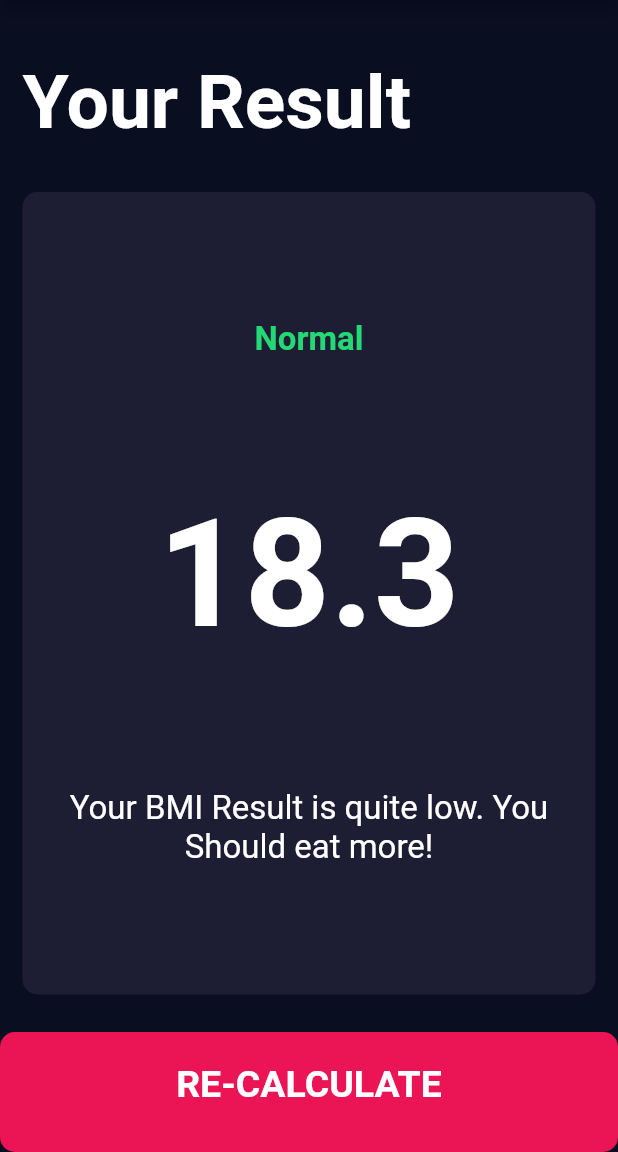
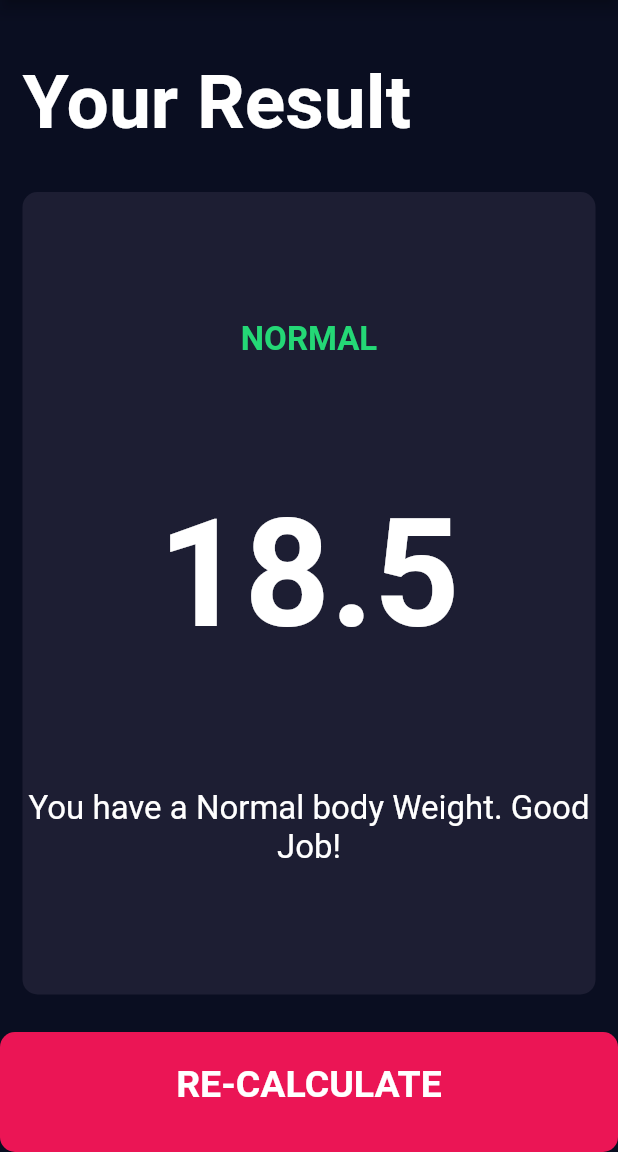
Before and after one commit to Hassanulhaq52/Bmi-Calculator-App, a Flutter app: the screen it shows after launch, after a tap on "CALCULATE", on a phone screen of 412 x 824 dp, the part 84-1236 px from its top. Run offline on Flutter 3.47's test engine with Material 2 defaults, Android fonts, the phone set to English and light mode, and no system bars; our stand-ins replace font_awesome_flutter.

Commit message:
Adding the BMI Calculator Functionality.

```diff
--- /dev/null
+++ b/lib/calculator_brain.dart
@@ -0,0 +1,39 @@
+import 'dart:math';
+
+import 'package:flutter/material.dart';
+
+class CalculatorBrain {
+  CalculatorBrain({@required this.height, @required this.weight});
+
+  final int height;
+  final int weight;
+
+  double _bmi;
+
+  String calculateBMI() {
+    _bmi = weight / pow(height / 100, 2);
+    return _bmi.toStringAsFixed(1);
+  }
+
+  String getResult() {
+    if (_bmi >= 25) {
+      return 'OverWeight';
+    } else if (_bmi > 18.5) {
+      return 'Normal';
+    } else {
+      return 'UnderWeight';
+    }
+  }
+
+  String getInterpretation(){
+    if( _bmi >= 25){
+      return 'You have a Higher than Normal body Weight. Try to excercise More!';
+    }
+    else if(_bmi > 18.5){
+      return 'You have a Normal body Weight. Good Job!';
+    }
+    else{
+      return 'You have a lower than Normal body Weight. You can eat a Bit more!';
+    }
+  }
+}
--- a/lib/screens/input_page.dart
+++ b/lib/screens/input_page.dart
@@ -1,3 +1,4 @@
+import 'package:bmi_calculator/calculator_brain.dart';
 import 'package:bmi_calculator/screens/results_page.dart';
 import 'package:flutter/material.dart';
 import 'package:font_awesome_flutter/font_awesome_flutter.dart';
@@ -208,11 +209,16 @@ class _InputPageState extends State<InputPage> {
           BottomButton(
             ButtonTitle: 'CALCULATE',
             onTap: () {
+              CalculatorBrain calc =
+                  CalculatorBrain(height: height, weight: weight);
+
               Navigator.push(
                 context,
                 MaterialPageRoute(
-                  builder: (context) => ResultsPage(),
-                ),
+                    builder: (context) => ResultsPage(
+                        bmiResult: calc.calculateBMI(),
+                        resultText: calc.getResult(),
+                        interpretation: calc.getInterpretation())),
               );
             },
           ),
--- a/lib/screens/results_page.dart
+++ b/lib/screens/results_page.dart
@@ -4,6 +4,14 @@ import 'package:flutter/material.dart';
 import '../constants.dart';
 
 class ResultsPage extends StatelessWidget {
+
+  ResultsPage({@required this.bmiResult, @required this.resultText, @required this.interpretation});
+
+  final String bmiResult;
+  final String resultText;
+  final String interpretation;
+
+
   @override
   Widget build(BuildContext context) {
     return Scaffold(
@@ -34,15 +42,15 @@ class ResultsPage extends StatelessWidget {
                 crossAxisAlignment: CrossAxisAlignment.center,
                 children: [
                   Text(
-                    'Normal',
+                    resultText.toUpperCase(),
                     style: kResultTextStyle,
                   ),
                   Text(
-                    '18.3',
+                    bmiResult,
                     style: kBMITextStyle,
                   ),
                   Text(
-                    'Your BMI Result is quite low. You Should eat more!',
+                    interpretation,
                     textAlign: TextAlign.center,
                     style: kBodyTextStyle,
                   ),
```
